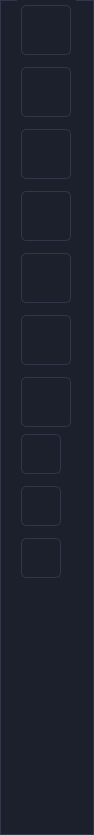
Before: the Qt Designer form builder/uis/app_builder_right.ui in ufopilot/QT-App-Builder, drawn with Qt 5.
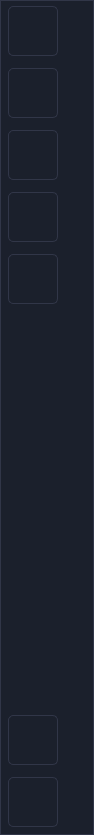
After: the same form once the commit is applied.

The edit to the form file:
```diff
--- a/builder/uis/app_builder_right.ui
+++ b/builder/uis/app_builder_right.ui
@@ -15,32 +15,11 @@
   </property>
   <widget class="QWidget" name="centralwidget">
    <property name="styleSheet">
-    <string notr="true">
-*{
+    <string notr="true">*{
 	background: #1b202c;
-	color: #fff;
-	font-size: 16px;
+	color: blue;
 }
- 
 
-#centralwidget{
-	border: 1px  solid  rgb(49, 54, 72);
-}
-#builderHeader{
-	border: 1px solid  rgb(49, 54, 72);
-
-
-}
-
-#builderHeader QPushButton{
-	border: none;
-	border-radius: 0px;
-
-}
-
-#builderHeader QPushButton:hover{
-	background: rgb(49, 54, 72);
-}
 
 QMessageBox{
 	background: #1b202c;
@@ -53,184 +32,54 @@
 }
 
 
-QTabWidget::pane {
-    
-	border: 1px  solid  rgb(49, 54, 72);
-   border-top: none;
-	
+QWidget{ 
+    border: 1px solid rgb(49, 54, 72);
 }
-
-/*
-QTabWidget::tab-bar {
-    background: #1b202c;
-	border: 1px solid #1b202c;
-	padding: 8px;
-	color: #37c886;
-	font-weight: bold;
-	width: 117px;
+QFrame#frame_1{ 
+    border-bottom: none;
 }
-*/
-
-QTabBar::tab {
-	background: #1b202c;
-	
-	padding: 8px;
-	font-size: 16px;
-	font-weight: bold;
-	height: 100px;
-   border-left: 1px  solid  rgb(49, 54, 72);
-border-bottom: 1px solid  rgb(49, 54, 72);
-  
-  }
-
-
-QTabBar::scroller {width: 0px;}
-
-QTabBar::tab:selected {
-	background: #1b202c;
-	margin-bottom: -1px;
-	color: #dce1ec;
-	border-left: 4px solid #37c886;
-   	color: #37c886;
+QFrame#frame_2{ 
+    border-top: none;
 }
 
 
 
 
-QFrame{ 
-    border: 0px solid;
-}
-
-
 QPushButton{
 	border: 2px solid teal;
 	border-radius: 12px;
 }
 
-QPushButton:hover{
-	border: 3px solid cyan;
-}
 
-QPushButton:checked{
-	border: 4px solid cyan;
-}
-
-
-QToolBox::tab {
-    background: qlineargradient(x1: 0, y1: 0, x2: 0, y2: 1,
-                                stop: 0 #13161f, stop: 0.4 #161924,
-                                stop: 0.5 #171c26, stop: 1.0 #1b202c);
-    border-radius: 5px;
-    color: darkgray;
-}
-
-QToolBox::tab:selected { 
-    font: italic;
-    color: #37c886;
-}
-
-/*
-#iconBgColor1{ background: aqua; }
-#iconBgColor2{ background: black; }
-#iconBgColor3{ background: blue; }
-#iconBgColor4{ background: yellow; }
-#iconBgColor5{ background: gray; }
-#iconBgColor6{ background: green; }
-#iconBgColor7{ background: magenta; }
-#iconBgColor8{ background: white; }
-#iconBgColor9{ background: purple; }
-#iconBgColor10{ background: red; }
-*/
-
-
-*{
-	font-size: 12px;
-}
-
-QLabel{
-	min-width: 100px;
-}
-
-*{
-	background: #1b202c;
-	color: blue;
-}
-
-
 QPushButton{
-	border: 2px solid teal;
-	border-radius: 12px;
-}
-
-QPushButton:hover{
-	border: 3px solid cyan;
-}
-
-QPushButton:checked{
-	border: 4px solid cyan;
-}
-
-
-QToolBox::tab {
-	background:  #1b202c;
-    color: #fff;
-	padding-left: 2px;
-   font-weight: bold;
-	border-top: 1px  solid  rgb(49, 54, 72);
-    border-radius: 0px;
-   font-size: 14px;
-
-}
-
-QToolBox::tab:selected { 
-    background: #000;
-    font-weight: bold;
-    color: #37c886;
-}
-
-QToolBox::tab:hover { 
-    background: #000;
-    color: #37c886;
-}
-
-QWidget{
-	color:#fff;
-    font-size: 13px;
-}
-
-QToolBoxButton { 
-    font-size: 14px;
-   min-height: 40px
-}
-
-
-
-
-QLineEdit{
-	border: 1px solid #555;
-	color: darkgray
-}
-
-QPushButton{
-  border-radius: 5px;
+	border-radius: 5px;
 	border: 1px  solid  rgb(49, 54, 72);
-
-background: qlineargradient(x1: 0, y1: 0, x2: 0, y2: 1,
+	background: qlineargradient(x1: 0, y1: 0, x2: 0, y2: 1,
                                 stop: 0 #13161f, stop: 0.4 #161924,
                                 stop: 0.5 #171c26, stop: 1.0 #1b202c);
 }
 QPushButton:hover{
 	border: none;
-   background: rgb(49, 54, 72);
-  border-radius: none;
+   	background: rgb(49, 54, 72);
+  	border-radius: none;
 }
 
+
+QPushButton:checked{
+	border: 4px solid cyan;
+}
+
+
 QToolTip { 
 	background-color: #1b202c; 
 	color: #fff; 
 	border: 1px solid #333; 
 	border-radius: 3px;
 	font-size: 13px;
+}
+
+#closeAppBuilder:hover{
+	background: red;
 }</string>
    </property>
    <layout class="QVBoxLayout" name="verticalLayout">
@@ -249,8 +98,8 @@
     <property name="bottomMargin">
      <number>0</number>
     </property>
-    <item alignment="Qt::AlignHCenter|Qt::AlignTop">
-     <widget class="QFrame" name="frame">
+    <item alignment="Qt::AlignTop">
+     <widget class="QFrame" name="frame_1">
       <property name="frameShape">
        <enum>QFrame::StyledPanel</enum>
       </property>
@@ -262,16 +111,16 @@
         <number>12</number>
        </property>
        <property name="leftMargin">
-        <number>4</number>
+        <number>7</number>
        </property>
        <property name="topMargin">
         <number>0</number>
        </property>
        <property name="rightMargin">
-        <number>5</number>
+        <number>0</number>
        </property>
        <property name="bottomMargin">
-        <number>0</number>
+        <number>12</number>
        </property>
        <item>
         <widget class="QPushButton" name="closeAppBuilder">
@@ -403,37 +252,6 @@
          </property>
         </widget>
        </item>
-       <item>
-        <widget class="QPushButton" name="createNewApp">
-         <property name="minimumSize">
-          <size>
-           <width>50</width>
-           <height>50</height>
-          </size>
-         </property>
-         <property name="maximumSize">
-          <size>
-           <width>40</width>
-           <height>40</height>
-          </size>
-         </property>
-         <property name="cursor">
-          <cursorShape>PointingHandCursor</cursorShape>
-         </property>
-         <property name="text">
-          <string/>
-         </property>
-         <property name="iconSize">
-          <size>
-           <width>30</width>
-           <height>30</height>
-          </size>
-         </property>
-         <property name="flat">
-          <bool>true</bool>
-         </property>
-        </widget>
-       </item>
        <item>
         <widget class="QPushButton" name="compileApp">
          <property name="minimumSize">
@@ -465,6 +283,64 @@
          </property>
         </widget>
        </item>
+      </layout>
+     </widget>
+    </item>
+    <item alignment="Qt::AlignBottom">
+     <widget class="QFrame" name="frame_2">
+      <property name="frameShape">
+       <enum>QFrame::StyledPanel</enum>
+      </property>
+      <property name="frameShadow">
+       <enum>QFrame::Raised</enum>
+      </property>
+      <layout class="QVBoxLayout" name="verticalLayout_3">
+       <property name="spacing">
+        <number>12</number>
+       </property>
+       <property name="leftMargin">
+        <number>7</number>
+       </property>
+       <property name="topMargin">
+        <number>0</number>
+       </property>
+       <property name="rightMargin">
+        <number>0</number>
+       </property>
+       <property name="bottomMargin">
+        <number>12</number>
+       </property>
+       <item>
+        <widget class="QPushButton" name="createNewApp">
+         <property name="minimumSize">
+          <size>
+           <width>50</width>
+           <height>50</height>
+          </size>
+         </property>
+         <property name="maximumSize">
+          <size>
+           <width>40</width>
+           <height>40</height>
+          </size>
+         </property>
+         <property name="cursor">
+          <cursorShape>PointingHandCursor</cursorShape>
+         </property>
+         <property name="text">
+          <string/>
+         </property>
+         <property name="iconSize">
+          <size>
+           <width>30</width>
+           <height>30</height>
+          </size>
+         </property>
+         <property name="flat">
+          <bool>true</bool>
+         </property>
+        </widget>
+       </item>
        <item>
         <widget class="QPushButton" name="setAppsPath">
          <property name="minimumSize">
@@ -496,99 +372,6 @@
          </property>
         </widget>
        </item>
-       <item>
-        <widget class="QPushButton" name="pushButton_4">
-         <property name="minimumSize">
-          <size>
-           <width>40</width>
-           <height>40</height>
-          </size>
-         </property>
-         <property name="maximumSize">
-          <size>
-           <width>40</width>
-           <height>40</height>
-          </size>
-         </property>
-         <property name="cursor">
-          <cursorShape>PointingHandCursor</cursorShape>
-         </property>
-         <property name="text">
-          <string/>
-         </property>
-         <property name="iconSize">
-          <size>
-           <width>30</width>
-           <height>30</height>
-          </size>
-         </property>
-         <property name="flat">
-          <bool>true</bool>
-         </property>
-        </widget>
-       </item>
-       <item>
-        <widget class="QPushButton" name="pushButton_3">
-         <property name="minimumSize">
-          <size>
-           <width>40</width>
-           <height>40</height>
-          </size>
-         </property>
-         <property name="maximumSize">
-          <size>
-           <width>40</width>
-           <height>40</height>
-          </size>
-         </property>
-         <property name="cursor">
-          <cursorShape>PointingHandCursor</cursorShape>
-         </property>
-         <property name="text">
-          <string/>
-         </property>
-         <property name="iconSize">
-          <size>
-           <width>30</width>
-           <height>30</height>
-          </size>
-         </property>
-         <property name="flat">
-          <bool>true</bool>
-         </property>
-        </widget>
-       </item>
-       <item>
-        <widget class="QPushButton" name="pushButton_2">
-         <property name="minimumSize">
-          <size>
-           <width>40</width>
-           <height>40</height>
-          </size>
-         </property>
-         <property name="maximumSize">
-          <size>
-           <width>40</width>
-           <height>40</height>
-          </size>
-         </property>
-         <property name="cursor">
-          <cursorShape>PointingHandCursor</cursorShape>
-         </property>
-         <property name="text">
-          <string/>
-         </property>
-         <property name="iconSize">
-          <size>
-           <width>30</width>
-           <height>30</height>
-          </size>
-         </property>
-         <property name="flat">
-          <bool>true</bool>
-         </property>
-        </widget>
-       </item>
       </layout>
      </widget>
     </item>
```
Left out of the diff: 4 changed lines with no effect on the pictures.
